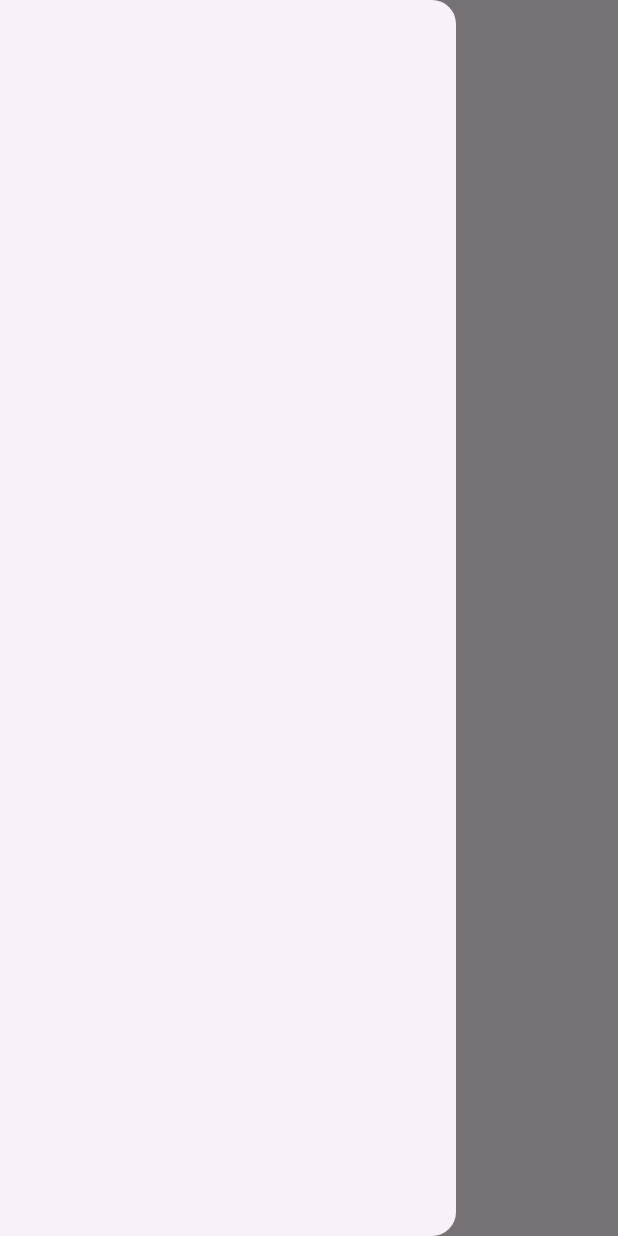
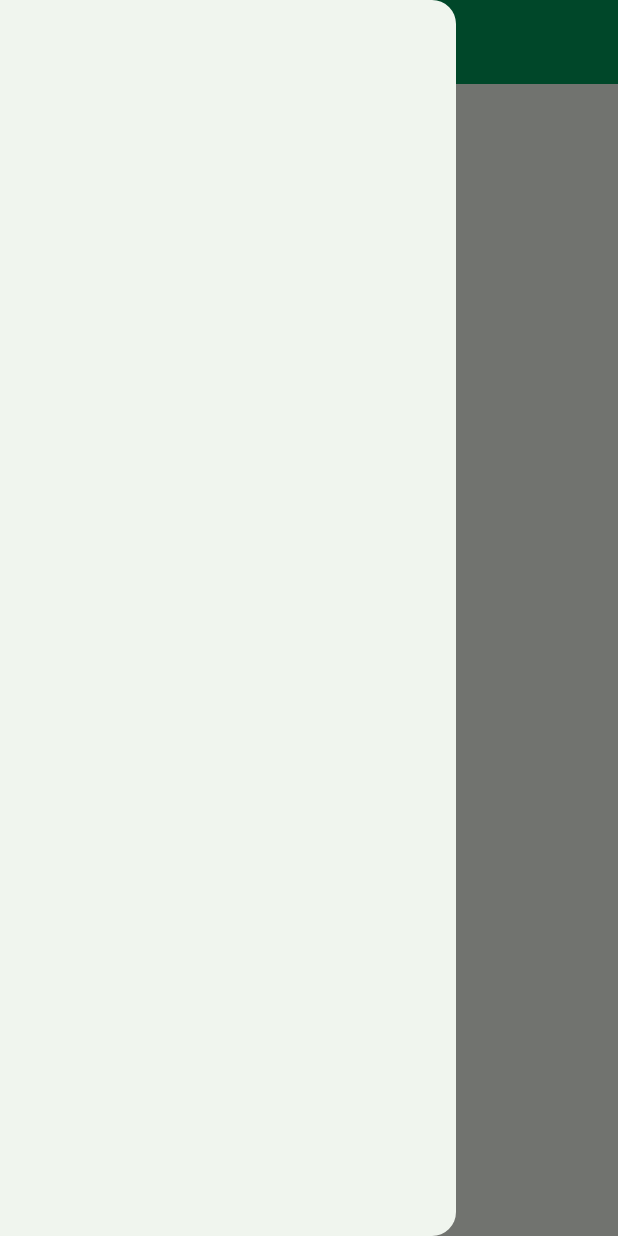
Before and after one commit to M0nicaVaz/rick-and-morty-app, a Flutter app: the screen it shows after launch, with the side drawer open, on a phone screen of 412 x 824 dp. Run offline on Flutter 3.47's test engine with Material 3 defaults, Android fonts, the phone set to English and light mode, and no system bars; our stand-ins replace flutter_dotenv; network calls fail.

Commit message:
feat: CharacterCard'

```diff
--- a/lib/main.dart
+++ b/lib/main.dart
@@ -1,5 +1,6 @@
 import 'package:flutter/material.dart';
 import 'package:flutter_dotenv/flutter_dotenv.dart';
+import 'package:rick_and_morty_flutter/src/config/theme.dart';
 import 'package:rick_and_morty_flutter/src/features/charaters/bloc/list_charaters_bloc.dart';
 import 'package:provider/provider.dart';
 import 'package:rick_and_morty_flutter/src/features/charaters/pages/list_charaters_page.dart';
@@ -24,11 +25,17 @@ class MyApp extends StatelessWidget {
     return MaterialApp(
       title: 'Rick and Morty',
       theme: ThemeData(
-        colorScheme: ColorScheme.fromSeed(seedColor: Colors.deepPurple),
+        colorScheme: ColorScheme.fromSeed(seedColor: CustomTheme().brand300),
         useMaterial3: true,
       ),
       home: Scaffold(
-        appBar: AppBar(title: const Text("Rick and Morty App")),
+        appBar: AppBar(
+            title: const Text("Rick and Morty App"),
+            backgroundColor: CustomTheme().brand400,
+            titleTextStyle: TextStyle(
+              fontSize: 20,
+              color: CustomTheme().white000,
+            )),
         drawer: const Drawer(),
         body: const ListCharatersPage(),
       ),
--- a/lib/src/config/theme.dart
+++ b/lib/src/config/theme.dart
@@ -1,6 +1,6 @@
 import 'package:flutter/material.dart';
 
-class Theme {
+class CustomTheme {
   Color brand000 = const Color(0xffeffff7);
   Color brand100 = const Color(0xffD3FCE9);
   Color brand200 = const Color(0xff27EA8F);
--- a/lib/src/features/charaters/pages/list_charaters_page.dart
+++ b/lib/src/features/charaters/pages/list_charaters_page.dart
@@ -1,6 +1,8 @@
 import 'package:flutter/material.dart';
 import 'package:provider/provider.dart';
+
 import 'package:rick_and_morty_flutter/src/features/charaters/bloc/list_charaters_bloc.dart';
+import 'package:rick_and_morty_flutter/src/features/charaters/widget/character_card.dart';
 
 class ListCharatersPage extends StatefulWidget {
   const ListCharatersPage({super.key});
@@ -17,16 +19,12 @@ class _ListCharatersPageState extends State<ListCharatersPage> {
 
     return SingleChildScrollView(
       child: Column(children: [
-        ...listCharatersBloc.characters.map((e) => ListTile(
-              title: Text(e.name),
-              subtitle: Text(e.species),
-              leading: Image.network(e.image),
-            )),
+        ...listCharatersBloc.characters.map((e) => CharacterCard(character: e)),
         ElevatedButton(
             onPressed: () {
               listCharatersBloc.loadMore();
             },
-            child: const Text('carregar mais'))
+            child: const Text('Carregar mais'))
       ]),
     );
   }
```
Also changed, not shown: lib/src/features/charaters/widget/character_card.dart (added, +41 -0 lines).
